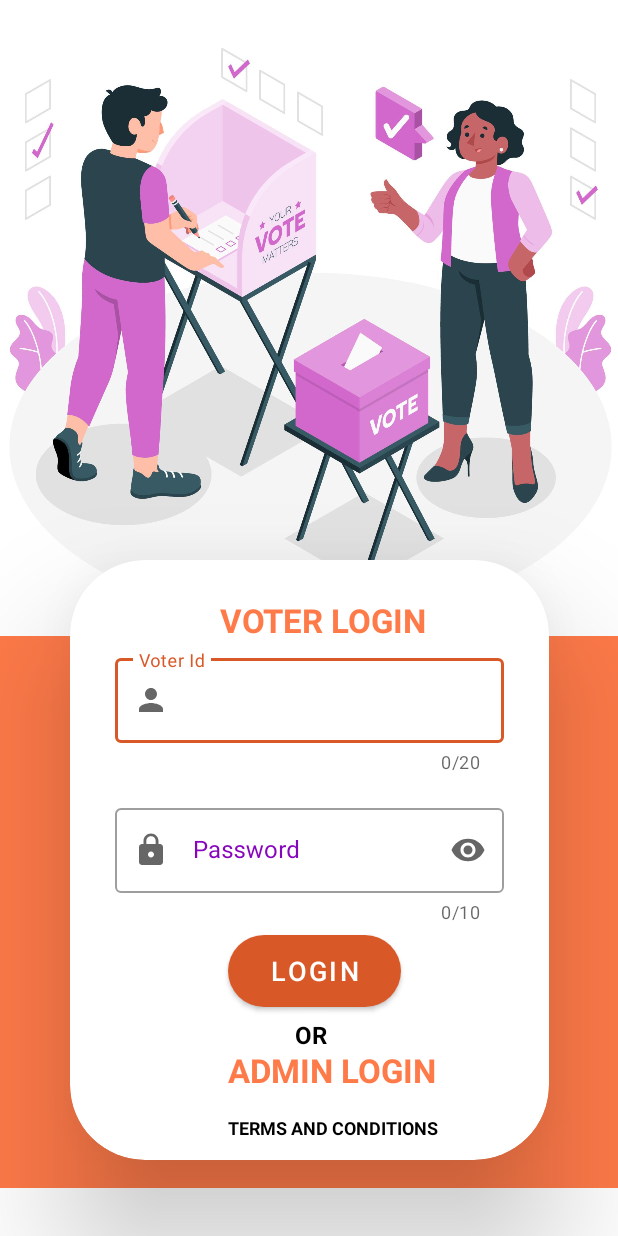
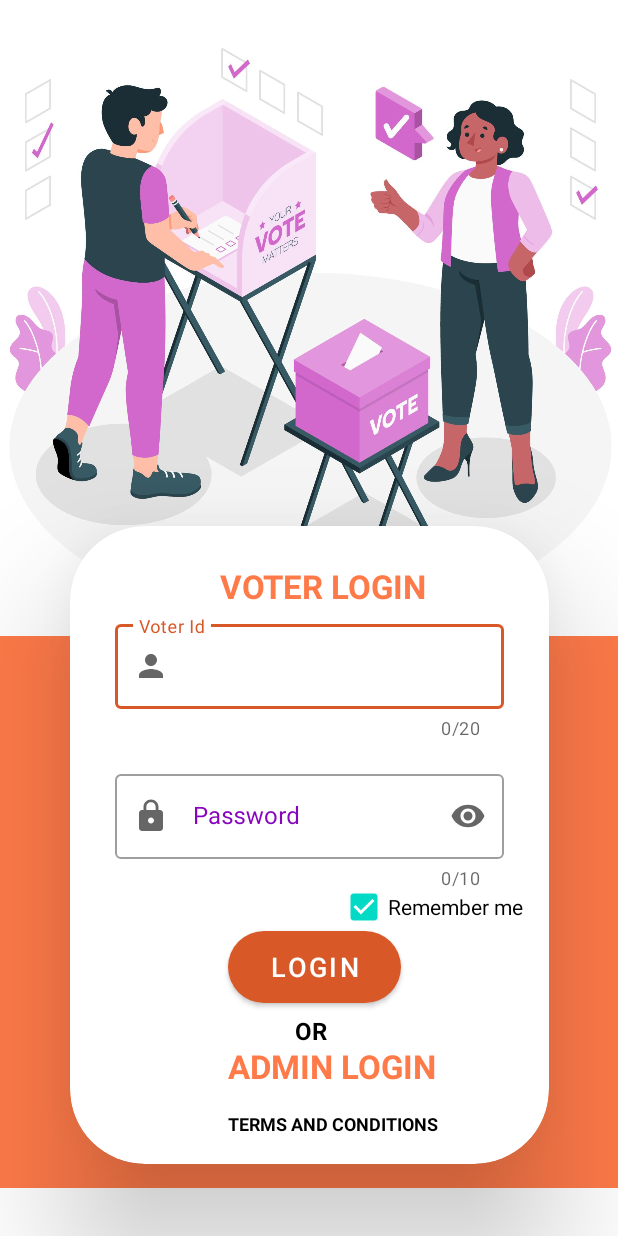
Before and after one commit to DivakarSS/Voter-Application, an Android app: the screen it shows after launch (Home), on a phone screen of 412 x 824 dp. Run offline under Robolectric (Android 15) with nearby library versions, the phone set to English and light mode, and no system bars; our stand-ins replace Firebase (no records; nobody signed in at launch, a user with empty details on screens opened directly).

Commit message:
Session Handling

```diff
--- a/app/src/main/java/com/example/votingapp/Home.java
+++ b/app/src/main/java/com/example/votingapp/Home.java
@@ -4,9 +4,12 @@ import androidx.annotation.NonNull;
 import androidx.appcompat.app.AppCompatActivity;
 
 import android.content.Intent;
+import android.content.SharedPreferences;
 import android.os.Bundle;
 import android.view.View;
 import android.widget.Button;
+import android.widget.CheckBox;
+import android.widget.CompoundButton;
 import android.widget.TextView;
 import android.widget.Toast;
 
@@ -29,6 +32,7 @@ public class Home extends AppCompatActivity {
     TextInputEditText voterid_text,password_text;
     TextInputLayout voterid_layout,password_layout;
     Button login;
+    CheckBox remember_me;
     String logined_id;
     @Override
     protected void onCreate(Bundle savedInstanceState) {
@@ -39,12 +43,44 @@ public class Home extends AppCompatActivity {
         admin_login = findViewById(R.id.admin);
         terms = findViewById(R.id.textView4);
         login = findViewById(R.id.button);
-
+        remember_me = findViewById(R.id.checkBox);
         voterid_layout = findViewById(R.id.voterid_layout);
         password_layout = findViewById(R.id.password_layout);
 
         voterid_text = findViewById(R.id.voterid_edittext);
         password_text = findViewById(R.id.password_edittext);
+
+        SharedPreferences preferences = getSharedPreferences("checkbox",MODE_PRIVATE);
+        String checkbox = preferences.getString("remember","");
+        if(checkbox.equals("true"))
+        {
+            Intent intent = new Intent(Home.this,Votebuzzer.class );
+            startActivity(intent);
+        }else if(checkbox.equals("false"))
+        {
+            Toast.makeText(this, "Please sign in", Toast.LENGTH_SHORT).show();
+        }
+
+        remember_me.setOnCheckedChangeListener(new CompoundButton.OnCheckedChangeListener() {
+            @Override
+            public void onCheckedChanged(CompoundButton buttonView, boolean isChecked) {
+                if(buttonView.isChecked()){
+                    SharedPreferences preferences = getSharedPreferences("checkbox",MODE_PRIVATE);
+                    SharedPreferences.Editor editor  = preferences.edit();
+                    editor.putString("remember","true");
+                    editor.apply();
+                    Toast.makeText(Home.this, "Checked", Toast.LENGTH_SHORT).show();
+                }
+                else if(!buttonView.isChecked())
+                {
+                    SharedPreferences preferences = getSharedPreferences("checkbox",MODE_PRIVATE);
+                    SharedPreferences.Editor editor  = preferences.edit();
+                    editor.putString("remember","false");
+                    editor.apply();
+                    Toast.makeText(Home.this, "Unchecked", Toast.LENGTH_SHORT).show();
+                }
+            }
+        });
 
         admin_login.setOnClickListener(new View.OnClickListener() {
             @Override
--- a/app/src/main/res/layout/activity_admin_page.xml
+++ b/app/src/main/res/layout/activity_admin_page.xml
@@ -120,6 +120,7 @@
         android:layout_width="wrap_content"
         android:layout_height="wrap_content"
         android:clickable="true"
+        android:backgroundTint="@color/orange"
         app:layout_constraintBottom_toBottomOf="parent"
         app:layout_constraintEnd_toEndOf="parent"
         app:layout_constraintHorizontal_bias="0.954"
--- a/app/src/main/res/layout/activity_home.xml
+++ b/app/src/main/res/layout/activity_home.xml
@@ -18,7 +18,7 @@
         app:srcCompat="@drawable/vote_pole" />
     <androidx.cardview.widget.CardView
         android:layout_width="319dp"
-        android:layout_height="400dp"
+        android:layout_height="425dp"
         app:cardCornerRadius="50dp"
         app:cardElevation="50dp"
         app:layout_constraintBottom_toBottomOf="parent"
@@ -99,13 +99,21 @@
             android:textColor="#FF7A49"
             android:textSize="22dp"
             android:textStyle="bold" />
+        <CheckBox
+            android:id="@+id/checkBox"
+            android:layout_width="wrap_content"
+            android:layout_height="wrap_content"
+            android:layout_marginLeft="180dp"
+            android:layout_marginTop="230dp"
+            android:checked="true"
+            android:text="@string/remember" />
 
         <Button
             android:id="@+id/button"
             android:layout_width="115dp"
             android:layout_height="wrap_content"
             android:layout_marginLeft="105dp"
-            android:layout_marginTop="250dp"
+            android:layout_marginTop="270dp"
             android:background="@drawable/button_shape"
             android:text="LOGIN"
             android:onClick="Validate"
@@ -117,7 +125,7 @@
             android:layout_width="30dp"
             android:layout_height="36dp"
             android:layout_marginLeft="150dp"
-            android:layout_marginTop="305dp"
+            android:layout_marginTop="325dp"
             android:text="OR"
             android:fontFamily="sans-serif"
             android:textAlignment="gravity"
@@ -131,7 +139,7 @@
             android:layout_width="141dp"
             android:layout_height="36dp"
             android:layout_marginLeft="105dp"
-            android:layout_marginTop="325dp"
+            android:layout_marginTop="345dp"
             android:fontFamily="sans-serif"
             android:text="@string/adminlogin"
             android:textAlignment="gravity"
@@ -145,7 +153,7 @@
             android:layout_width="150dp"
             android:layout_height="36dp"
             android:layout_marginLeft="105dp"
-            android:layout_marginTop="370dp"
+            android:layout_marginTop="390dp"
             android:text="@string/terms"
             android:fontFamily="sans-serif"
             android:textAlignment="gravity"
@@ -153,6 +161,7 @@
             android:textColor="@color/black"
             android:textSize="12dp"
             android:textStyle="bold" />
+
 
     </androidx.cardview.widget.CardView>
 
```
Also changed, not shown: app/src/main/java/com/example/votingapp/Admin_login.java (+38 -0 lines), app/src/main/java/com/example/votingapp/Admin_page.java (+15 -0 lines), app/src/main/java/com/example/votingapp/Votebuzzer.java (+14 -0 lines), app/src/main/res/layout/activity_votebuzzer.xml (+14 -0 lines).
